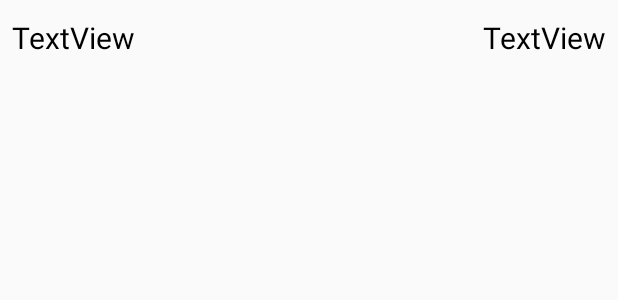
After one commit to KRMKGOLD/Netty_Chat, an Android app: the layout recycler_row.xml on its own in the app's theme, with its tools: preview values and no code run, on a phone screen of 412 x 824 dp. The commit adds this screen. Shown: the top 300 px of the screen. Run offline under Robolectric (Android 15) with nearby library versions, the phone set to English and light mode, and no system bars.

```diff
--- a/app/build.gradle
+++ b/app/build.gradle
@@ -27,6 +27,7 @@ dependencies {
     implementation fileTree(dir: 'libs', include: ['*.jar'])
     implementation 'androidx.appcompat:appcompat:1.1.0'
     implementation 'androidx.constraintlayout:constraintlayout:1.1.3'
+    implementation 'androidx.legacy:legacy-support-v4:1.0.0'
     testImplementation 'junit:junit:4.12'
     androidTestImplementation 'androidx.test:runner:1.2.0'
     androidTestImplementation 'androidx.test.espresso:espresso-core:3.2.0'
--- a/app/src/main/AndroidManifest.xml
+++ b/app/src/main/AndroidManifest.xml
@@ -1,8 +1,6 @@
 <?xml version="1.0" encoding="utf-8"?>
 <manifest xmlns:android="http://schemas.android.com/apk/res/android"
     package="com.example.netty_chatting">
-
-    <uses-permission android:name="android.permission.INTERNET" />
 
     <application
         android:allowBackup="true"
@@ -21,4 +19,6 @@
         </activity>
     </application>
 
+    <uses-permission android:name="android.permission.INTERNET" />
+
 </manifest>
--- /dev/null
+++ b/app/src/main/res/layout/recycler_row.xml
@@ -0,0 +1,32 @@
+<?xml version="1.0" encoding="utf-8"?>
+<androidx.constraintlayout.widget.ConstraintLayout xmlns:android="http://schemas.android.com/apk/res/android"
+    xmlns:app="http://schemas.android.com/apk/res-auto"
+    android:layout_width="match_parent"
+    android:layout_height="50dp"
+    android:orientation="horizontal">
+
+
+    <TextView
+        android:id="@+id/tv_room_name"
+        android:layout_width="wrap_content"
+        android:layout_height="wrap_content"
+        android:layout_marginStart="8dp"
+        android:text="TextView"
+        android:textColor="#000"
+        android:textSize="20sp"
+        app:layout_constraintBottom_toBottomOf="parent"
+        app:layout_constraintStart_toStartOf="parent"
+        app:layout_constraintTop_toTopOf="parent" />
+
+    <TextView
+        android:id="@+id/tv_room_count"
+        android:layout_width="wrap_content"
+        android:layout_height="wrap_content"
+        android:layout_marginEnd="8dp"
+        android:text="TextView"
+        android:textColor="#000"
+        android:textSize="20sp"
+        app:layout_constraintBottom_toBottomOf="parent"
+        app:layout_constraintEnd_toEndOf="parent"
+        app:layout_constraintTop_toTopOf="parent" />
+</androidx.constraintlayout.widget.ConstraintLayout>
--- a/app/src/main/res/values/strings.xml
+++ b/app/src/main/res/values/strings.xml
@@ -1,3 +1,6 @@
 <resources>
     <string name="app_name">Netty_Chatting</string>
+
+    <!-- TODO: Remove or change this placeholder text -->
+    <string name="hello_blank_fragment">Hello blank fragment</string>
 </resources>
```
Also changed, not shown: app/src/main/java/com/example/netty_chatting/MainActivity.java (+56 -0 lines), app/src/main/java/com/example/netty_chatting/MainAdapter.java (added, +60 -0 lines), app/src/main/java/com/example/netty_chatting/Room.java (added, +35 -0 lines), app/src/main/java/com/example/netty_chatting/RoomFragment.java (added, +16 -0 lines), app/src/main/res/layout/activity_main.xml (+11 -0 lines), app/src/main/res/layout/fragment_room.xml (added, +14 -0 lines).
